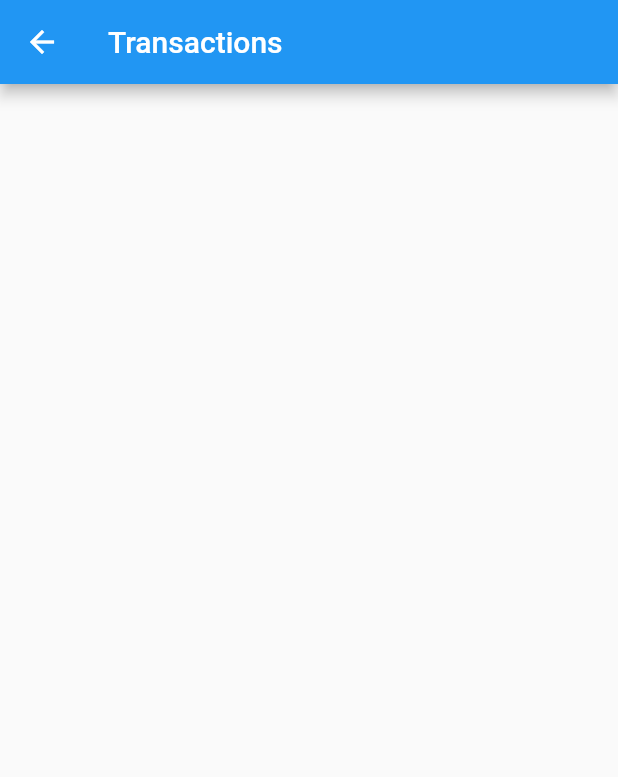
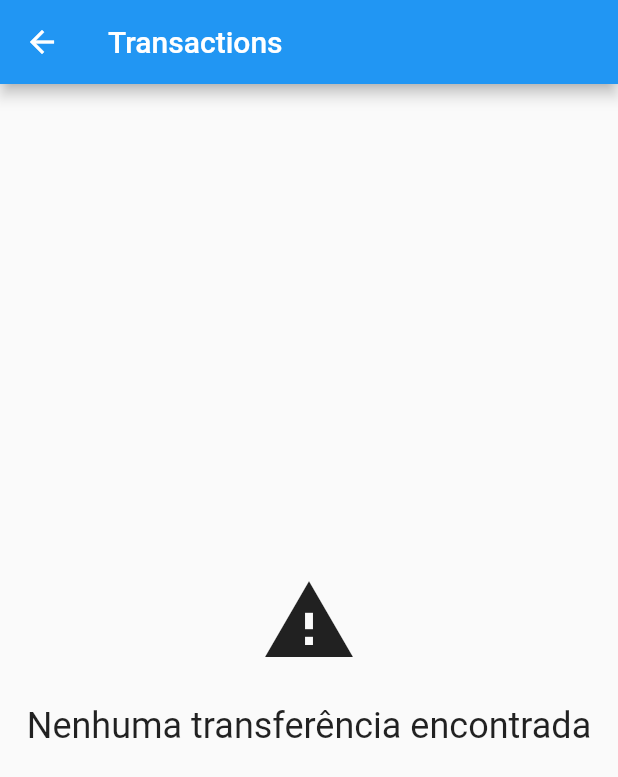
Before and after one commit to GustavoDiasSouza/Flutter-Repositorio-local, a Flutter app: the screen it shows after launch, after a tap on "Histórico", on a phone screen of 412 x 824 dp. Shown: the top 777 px of the screen. Run offline on Flutter 3.47's test engine with Material 2 defaults, Android fonts, the phone set to English and light mode, and no system bars; our stand-ins replace sqflite; missing offline and left inert: http_interceptor; accounts and stored records are empty; statements that could not run were skipped.

```diff
--- /dev/null
+++ b/lib/components/centered_message.dart
@@ -0,0 +1,41 @@
+import 'package:flutter/material.dart';
+
+class CenteredMessage extends StatelessWidget {
+  final String message;
+  final IconData? icon;
+  final double iconSize;
+  final double fontSize;
+
+  const CenteredMessage(
+    this.message, {
+     this.icon,
+    this.iconSize = 64,
+    this.fontSize = 24,
+  });
+
+  @override
+  Widget build(BuildContext context) {
+    return Center(
+      child: Column(
+        mainAxisAlignment: MainAxisAlignment.center,
+        crossAxisAlignment: CrossAxisAlignment.center,
+        children: <Widget>[
+          Visibility(
+            visible: icon != null,
+            child: Icon(
+              icon,
+              size: iconSize,
+            ),
+          ),
+          Padding(
+            padding: const EdgeInsets.only(top: 24.0),
+            child: Text(
+              message,
+              style: TextStyle(fontSize: fontSize),
+            ),
+          ),
+        ],
+      ),
+    );
+  }
+}
--- /dev/null
+++ b/lib/components/pregress.dart
@@ -0,0 +1,22 @@
+import 'package:flutter/material.dart';
+
+class Progress extends StatelessWidget {
+
+  final String message;
+
+  const Progress( {this.message = 'Carregando'} );
+
+  @override
+  Widget build(BuildContext context) {
+     return Center(
+      child: Column(
+        mainAxisAlignment: MainAxisAlignment.center,
+        crossAxisAlignment: CrossAxisAlignment.center,
+        children:  [
+          const CircularProgressIndicator(),
+          Text(message),
+        ],
+      ),
+    );
+  }
+}
--- a/lib/http/jsonConverter.dart
+++ /dev/null
@@ -1,22 +0,0 @@
-class Album {
-  final int value;
-  final int id;
-  final String dateTime;
-  final Object contact;
-
-  const Album({
-    required this.value,
-    required this.id,
-    required this.dateTime,
-    required this.contact,
-  });
-
-  factory Album.fromJson(Map<String, dynamic> json) {
-    return Album(
-      value: json['value'],
-      id: json['id'],
-      contact: json['contact'],
-      dateTime: json['dateTime'],
-    );
-  }
-}
--- a/lib/http/webclient.dart
+++ b/lib/http/webclient.dart
@@ -4,7 +4,6 @@ import 'package:bytebank/models/contact.dart';
 import 'package:bytebank/models/transaction.dart';
 import 'package:http/http.dart';
 import 'package:http_interceptor/http_interceptor.dart';
-
 
 class LoggingInterceptor implements InterceptorContract {
   @override
@@ -24,14 +23,16 @@ class LoggingInterceptor implements InterceptorContract {
     print('body: ${data.body}');
     return data;
   }
+}
 
-}
+final Client client =
+    InterceptedClient.build(interceptors: [LoggingInterceptor()]);
+const String baseUrl = 'http://192.168.3.8:8080/transactions';
 
 //Precisa estar na mesma rede
 Future<List<Transaction>> findAlL() async {
-  Client client = InterceptedClient.build(interceptors: [LoggingInterceptor()]);
-
-  final Response response = await client.get( Uri.parse('http://192.168.3.8:8080/transactions') );
+  final Response response =
+      await client.get(Uri.parse(baseUrl)).timeout(Duration(seconds: 15));
 
   final List<dynamic> decodedJson = jsonDecode(response.body);
   final List<Transaction> transactions = [];
@@ -41,13 +42,41 @@ Future<List<Transaction>> findAlL() async {
 
     final Transaction transaction = Transaction(
       transactionJson['value'],
-        Contact(
-          0,
-          contactJson['name'],
-          contactJson['accountNumber'],
-        ),
+      Contact(
+        0,
+        contactJson['name'],
+        contactJson['accountNumber'],
+      ),
     );
     transactions.add(transaction);
   }
   return transactions;
 }
+
+Future<Transaction> save(Transaction transaction) async {
+  final Map<String, dynamic> transactionMap = {
+    'value': transaction.value,
+    'contact': {
+      'name': transaction.contact.name,
+      'accountNumber': transaction.contact.accountNumber
+    }
+  };
+
+  final String transactionJson = jsonEncode(transactionMap);
+
+  final Response response = await client.post(Uri.parse(baseUrl), headers: {
+    'Content-type' : 'application/json',
+    'password' : '1000'
+  }, body: transactionJson);
+
+  Map<String, dynamic> json = jsonDecode(response.body);
+  final Map<String, dynamic> contactJson = json['contact'];
+  return Transaction(
+    json['value'],
+    Contact(
+      0,
+      contactJson['name'],
+      contactJson['accountNumber'],
+    ),
+  );
+}
--- a/lib/main.dart
+++ b/lib/main.dart
@@ -1,10 +1,13 @@
 import 'package:bytebank/http/webclient.dart';
+import 'package:bytebank/models/contact.dart';
+import 'package:bytebank/models/transaction.dart';
 import 'package:flutter/material.dart';
 
 import 'screens/dashboard.dart';
 
 void main() {
   runApp(const MyApp());
+  save(Transaction(200.0, Contact(0, 'Novo', 2000))).then((transaction) => print(transaction));
   findAlL().then( (transactions) => print('new transctions $transactions '));
 }
 
--- a/lib/screens/contacts_list.dart
+++ b/lib/screens/contacts_list.dart
@@ -1,3 +1,4 @@
+import 'package:bytebank/components/pregress.dart';
 import 'package:bytebank/models/contact.dart';
 import 'package:bytebank/screens/contact_form.dart';
 import 'package:flutter/material.dart';
@@ -31,16 +32,7 @@ class _ContactsListState extends State<ContactsList> {
             case ConnectionState.none:
               break;
             case ConnectionState.waiting:
-              return Center(
-                child: Column(
-                  mainAxisAlignment: MainAxisAlignment.center,
-                  crossAxisAlignment: CrossAxisAlignment.center,
-                  children: const [
-                    CircularProgressIndicator(),
-                    Text('Carregando'),
-                  ],
-                ),
-              );
+              return const Progress();
             case ConnectionState.active:
               break;
             case ConnectionState.done:
--- a/lib/screens/transactions_list.dart
+++ b/lib/screens/transactions_list.dart
@@ -1,10 +1,11 @@
+import 'package:bytebank/components/centered_message.dart';
+import 'package:bytebank/components/pregress.dart';
 import 'package:bytebank/models/transaction.dart';
 import 'package:flutter/material.dart';
+import 'package:bytebank/http/webclient.dart';
 
 class TransactionsList extends StatelessWidget {
   TransactionsList({Key? key}) : super(key: key);
-
-  final List<Transaction> transactions = [];
 
   @override
   Widget build(BuildContext context) {
@@ -12,7 +13,21 @@ class TransactionsList extends StatelessWidget {
       appBar: AppBar(
         title: const Text('Transactions'),
       ),
-      body: ListView.builder(
+      body: FutureBuilder<List<Transaction>>(
+        future: findAlL(),
+        builder: (context, snapshot) {
+          switch (snapshot.connectionState) {
+            case ConnectionState.none:
+              break;
+            case ConnectionState.waiting:
+              return const Progress();
+            case ConnectionState.active:
+              break;
+            case ConnectionState.done:
+              if (snapshot.hasData) {
+                final List<Transaction>? transactions = snapshot.data;
+                if (transactions!.isNotEmpty) {
+                  return ListView.builder(
                     itemBuilder: (context, index) {
                       final Transaction transaction = transactions[index];
                       return Card(
@@ -35,6 +50,19 @@ class TransactionsList extends StatelessWidget {
                       );
                     },
                     itemCount: transactions.length,
+                  );
+                }
+              }
+              return const CenteredMessage(
+                'Nenhuma transferência encontrada',
+                icon: Icons.warning,
+              );
+          }
+
+          return const CenteredMessage(
+            'Error 406 ',
+          );
+        },
       ),
     );
   }
```
Lines whose indentation alone changed are shown as unchanged.
